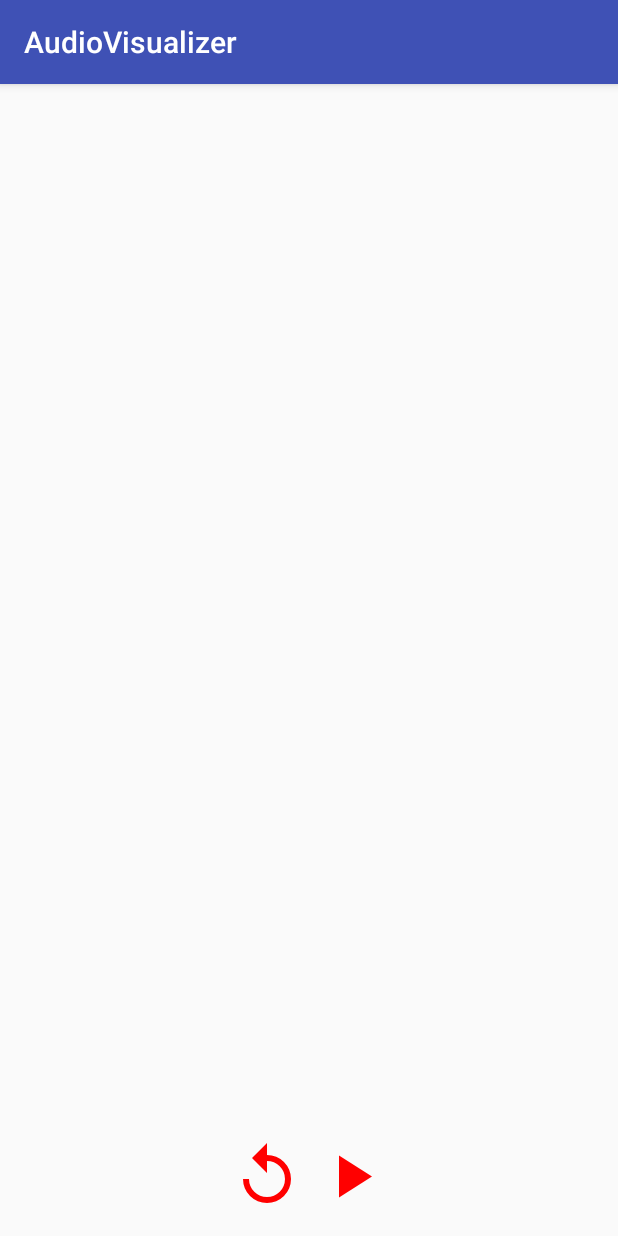
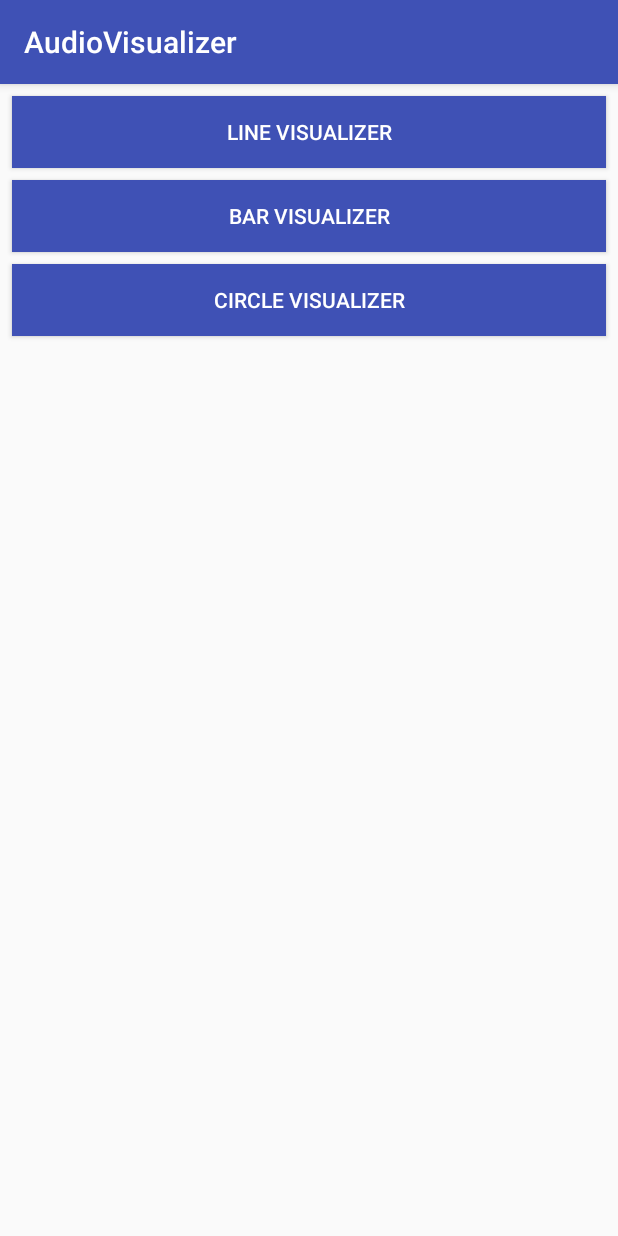
Before and after one commit to GautamChibde/android-audio-visualizer, an Android app: the screen it shows after launch (MainActivity), on a phone screen of 412 x 824 dp. Run offline under Robolectric (Android 15) with nearby library versions, the phone set to English and light mode, and no system bars.

Commit message:
updated sample app

```diff
--- a/audiovisualizer/build.gradle
+++ b/audiovisualizer/build.gradle
@@ -6,7 +6,7 @@ android {
     buildToolsVersion "26.0.2"
 
     defaultConfig {
-        minSdkVersion 15
+        minSdkVersion 14
         targetSdkVersion 26
         versionCode 1
         versionName "1.0"
--- a/sample/src/main/java/com/chibde/audiovisualizer/sample/MainActivity.java
+++ b/sample/src/main/java/com/chibde/audiovisualizer/sample/MainActivity.java
@@ -15,105 +15,35 @@
 */
 package com.chibde.audiovisualizer.sample;
 
-import android.Manifest;
-import android.content.pm.PackageManager;
-import android.media.MediaPlayer;
+import android.content.Intent;
 import android.os.Bundle;
-import android.support.annotation.NonNull;
-import android.support.v4.content.ContextCompat;
 import android.support.v7.app.AppCompatActivity;
 import android.view.View;
-import android.widget.ImageButton;
 
-import com.chibde.visualizer.LineVisualizer;
+import com.chibde.audiovisualizer.sample.visualizer.BarVisualizerActivity;
+import com.chibde.audiovisualizer.sample.visualizer.CircleVisualizerActivity;
+import com.chibde.audiovisualizer.sample.visualizer.LineVisualizerActivity;
 
-import java.util.ArrayList;
-import java.util.List;
-
-public class MainActivity extends AppCompatActivity implements View.OnClickListener {
-    private static final int AUDIO_PERMISSION_REQUEST_CODE = 102;
-
-    private MediaPlayer mediaPlayer;
-    private ImageButton btnPlayPause;
-    private LineVisualizer lineVisualizer;
-
+public class MainActivity extends AppCompatActivity {
     @Override
     protected void onCreate(Bundle savedInstanceState) {
         super.onCreate(savedInstanceState);
         setContentView(R.layout.activity_main);
-
-        btnPlayPause = findViewById(R.id.ib_play_pause);
-        lineVisualizer = findViewById(R.id.visualizer);
-        if (android.os.Build.VERSION.SDK_INT >= android.os.Build.VERSION_CODES.M) {
-            int hasAudioPermission = checkSelfPermission(Manifest.permission.RECORD_AUDIO);
-            int hasInternetPermission = checkSelfPermission(Manifest.permission.INTERNET);
-            List<String> permissions = new ArrayList<>();
-            if (hasAudioPermission != PackageManager.PERMISSION_GRANTED) {
-                permissions.add(Manifest.permission.RECORD_AUDIO);
-            }
-            if (hasInternetPermission != PackageManager.PERMISSION_GRANTED) {
-                permissions.add(Manifest.permission.INTERNET);
-            }
-            if (!permissions.isEmpty()) {
-                requestPermissions(
-                        permissions.toArray(new String[permissions.size()]),
-                        AUDIO_PERMISSION_REQUEST_CODE);
-            }
-        } else {
-            setPlayer();
-        }
-        btnPlayPause.setOnClickListener(this);
     }
 
-    private void setPlayer() {
-        mediaPlayer = MediaPlayer.create(this, R.raw.sample_jingle_bell);
-        mediaPlayer.setLooping(false);
-        lineVisualizer.setColor(ContextCompat.getColor(this, R.color.custom));
-        lineVisualizer.setStrokeWidth(1);
-        lineVisualizer.setPlayer(mediaPlayer);
+    public void line(View view) {
+        startActivity(LineVisualizerActivity.class);
     }
 
-    public void replay(View view) {
-        if (mediaPlayer != null) {
-            mediaPlayer.seekTo(0);
-        }
+    public void bar(View view) {
+        startActivity(BarVisualizerActivity.class);
     }
 
-    @Override
-    public void onClick(View view) {
-        if (mediaPlayer != null) {
-            if (mediaPlayer.isPlaying()) {
-                mediaPlayer.pause();
-                btnPlayPause.setImageDrawable(ContextCompat.getDrawable(
-                        this,
-                        R.drawable.ic_play_red_48dp));
-            } else {
-                mediaPlayer.start();
-                btnPlayPause.setImageDrawable(ContextCompat.getDrawable(
-                        this,
-                        R.drawable.ic_pause_red_48dp));
-            }
-        }
+    public void circle(View view) {
+        startActivity(CircleVisualizerActivity.class);
     }
 
-    @Override
-    protected void onStop() {
-        super.onStop();
-        if (mediaPlayer != null && mediaPlayer.isPlaying()) {
-            mediaPlayer.stop();
-            mediaPlayer.release();
-            lineVisualizer.release();
-        }
-    }
-
-    @Override
-    public void onRequestPermissionsResult(
-            int requestCode,
-            @NonNull String[] permissions,
-            @NonNull int[] grantResults) {
-        switch (requestCode) {
-            case AUDIO_PERMISSION_REQUEST_CODE:
-                setPlayer();
-        }
+    public void startActivity(Class clazz) {
+        startActivity(new Intent(this, clazz));
     }
 }
--- a/sample/src/main/res/drawable/ic_pause_red_48dp.xml
+++ b/sample/src/main/res/drawable/ic_pause_red_48dp.xml
@@ -4,5 +4,5 @@
     android:width="48dp"
     android:viewportWidth="24"
     android:viewportHeight="24">
-    <path android:fillColor="#FF0000" android:pathData="M14,19H18V5H14M6,19H10V5H6V19Z" />
+    <path android:fillColor="#3F51B5" android:pathData="M14,19H18V5H14M6,19H10V5H6V19Z" />
 </vector>
--- a/sample/src/main/res/drawable/ic_play_red_48dp.xml
+++ b/sample/src/main/res/drawable/ic_play_red_48dp.xml
@@ -4,5 +4,5 @@
     android:width="48dp"
     android:viewportWidth="24"
     android:viewportHeight="24">
-    <path android:fillColor="#FF0000" android:pathData="M8,5.14V19.14L19,12.14L8,5.14Z" />
+    <path android:fillColor="#3F51B5" android:pathData="M8,5.14V19.14L19,12.14L8,5.14Z" />
 </vector>
--- a/sample/src/main/res/drawable/ic_replay_red_48dp.xml
+++ b/sample/src/main/res/drawable/ic_replay_red_48dp.xml
@@ -4,5 +4,5 @@
     android:width="48dp"
     android:viewportWidth="24"
     android:viewportHeight="24">
-    <path android:fillColor="#FF0000" android:pathData="M12,5V1L7,6L12,11V7A6,6 0 0,1 18,13A6,6 0 0,1 12,19A6,6 0 0,1 6,13H4A8,8 0 0,0 12,21A8,8 0 0,0 20,13A8,8 0 0,0 12,5Z" />
+    <path android:fillColor="#3F51B5" android:pathData="M12,5V1L7,6L12,11V7A6,6 0 0,1 18,13A6,6 0 0,1 12,19A6,6 0 0,1 6,13H4A8,8 0 0,0 12,21A8,8 0 0,0 20,13A8,8 0 0,0 12,5Z" />
 </vector>
--- a/sample/src/main/res/layout/activity_main.xml
+++ b/sample/src/main/res/layout/activity_main.xml
@@ -1,37 +1,36 @@
 <?xml version="1.0" encoding="utf-8"?>
-<RelativeLayout xmlns:android="http://schemas.android.com/apk/res/android"
+<LinearLayout xmlns:android="http://schemas.android.com/apk/res/android"
     android:layout_width="match_parent"
-    android:layout_height="match_parent">
+    android:layout_height="match_parent"
+    android:orientation="vertical">
 
-    <com.chibde.visualizer.LineVisualizer
-        android:id="@+id/visualizer"
+    <Button
         android:layout_width="match_parent"
-        android:layout_height="250dp"/>
+        android:layout_height="wrap_content"
+        android:layout_margin="8dp"
+        android:background="@color/custom"
+        android:onClick="line"
+        android:text="@string/line_visualizer"
+        android:textColor="@color/white" />
 
-    <LinearLayout
-        android:layout_width="wrap_content"
-        android:orientation="horizontal"
-        android:layout_marginBottom="16dp"
-        android:layout_centerHorizontal="true"
-        android:layout_alignParentBottom="true"
-        android:layout_height="48dp">
+    <Button
+        android:layout_width="match_parent"
+        android:layout_height="wrap_content"
+        android:layout_marginEnd="8dp"
+        android:layout_marginLeft="8dp"
+        android:layout_marginRight="8dp"
+        android:layout_marginStart="8dp"
+        android:background="@color/custom"
+        android:onClick="bar"
+        android:text="@string/bar_visualizer"
+        android:textColor="@color/white" />
 
-        <ImageButton
-            android:onClick="replay"
-            android:layout_width="48dp"
-            android:layout_height="48dp"
-            android:layout_marginEnd="8dp"
-            android:layout_marginRight="8dp"
-            android:background="@android:color/transparent"
-            android:src="@drawable/ic_replay_red_48dp"
-            android:contentDescription="@string/image_replay_button"/>
-
-        <ImageButton
-            android:id="@+id/ib_play_pause"
-            android:layout_width="48dp"
-            android:layout_height="48dp"
-            android:background="@android:color/transparent"
-            android:src="@drawable/ic_play_red_48dp"
-            android:contentDescription="@string/image_play_pause"/>
-    </LinearLayout>
-</RelativeLayout>
+    <Button
+        android:layout_width="match_parent"
+        android:layout_height="wrap_content"
+        android:layout_margin="8dp"
+        android:background="@color/custom"
+        android:onClick="circle"
+        android:text="@string/circle_visualizer"
+        android:textColor="@color/white" />
+</LinearLayout>
--- a/sample/src/main/res/values/colors.xml
+++ b/sample/src/main/res/values/colors.xml
@@ -3,5 +3,6 @@
     <color name="colorPrimary">#3F51B5</color>
     <color name="colorPrimaryDark">#303F9F</color>
     <color name="colorAccent">#FF4081</color>
-    <color name="custom">#FF0000</color>
+    <color name="custom">#3F51B5</color>
+    <color name="white">#FFFFFF</color>
 </resources>
--- a/sample/src/main/res/values/strings.xml
+++ b/sample/src/main/res/values/strings.xml
@@ -2,4 +2,7 @@
     <string name="app_name">AudioVisualizer</string>
     <string name="image_play_pause">Play Pause Button</string>
     <string name="image_replay_button">Replay Button</string>
+    <string name="line_visualizer">Line Visualizer</string>
+    <string name="bar_visualizer">Bar Visualizer</string>
+    <string name="circle_visualizer">Circle Visualizer</string>
 </resources>
```
Also changed, not shown: sample/src/main/AndroidManifest.xml (+26 -7 lines), sample/src/main/java/com/chibde/audiovisualizer/sample/BaseActivity.java (added, +111 -0 lines), sample/src/main/java/com/chibde/audiovisualizer/sample/visualizer/BarVisualizerActivity.java (added, +63 -0 lines), sample/src/main/java/com/chibde/audiovisualizer/sample/visualizer/CircleVisualizerActivity.java (added, +65 -0 lines), sample/src/main/java/com/chibde/audiovisualizer/sample/visualizer/LineVisualizerActivity.java (added, +62 -0 lines), sample/src/main/res/layout/activity_bar_visualizer.xml (added, +12 -0 lines), sample/src/main/res/layout/activity_circle_visualizer.xml (added, +12 -0 lines), sample/src/main/res/layout/activity_line_visualizer.xml (added, +12 -0 lines), sample/src/main/res/layout/layout_audio_buttons.xml (added, +28 -0 lines), 1 other file.
